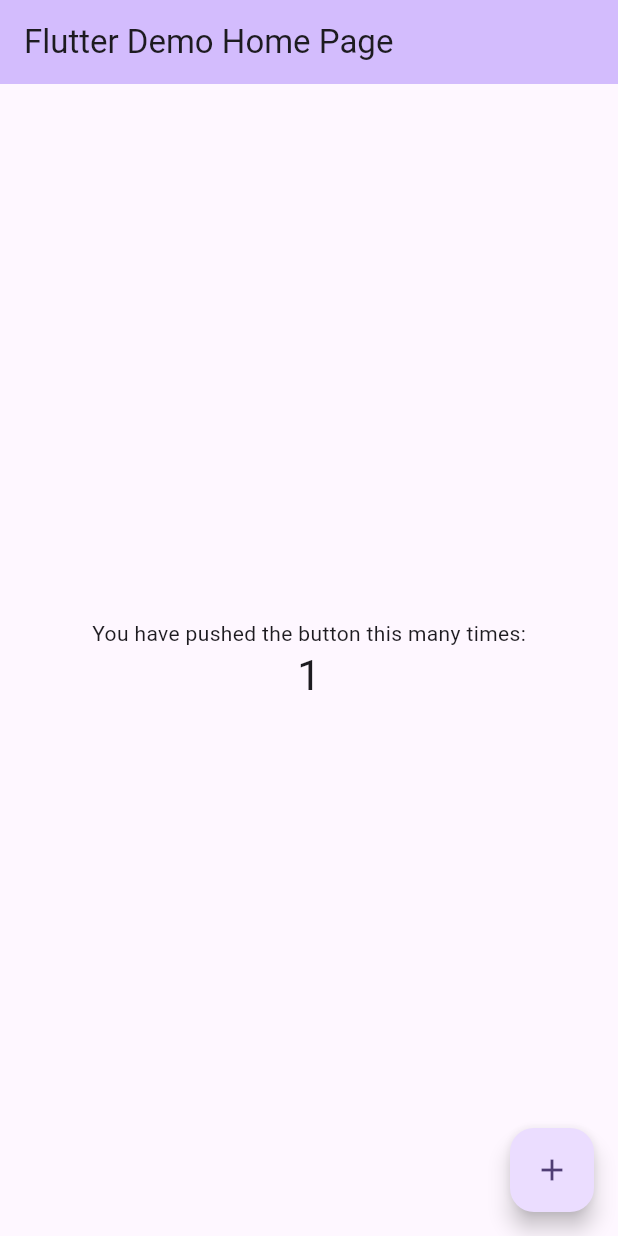
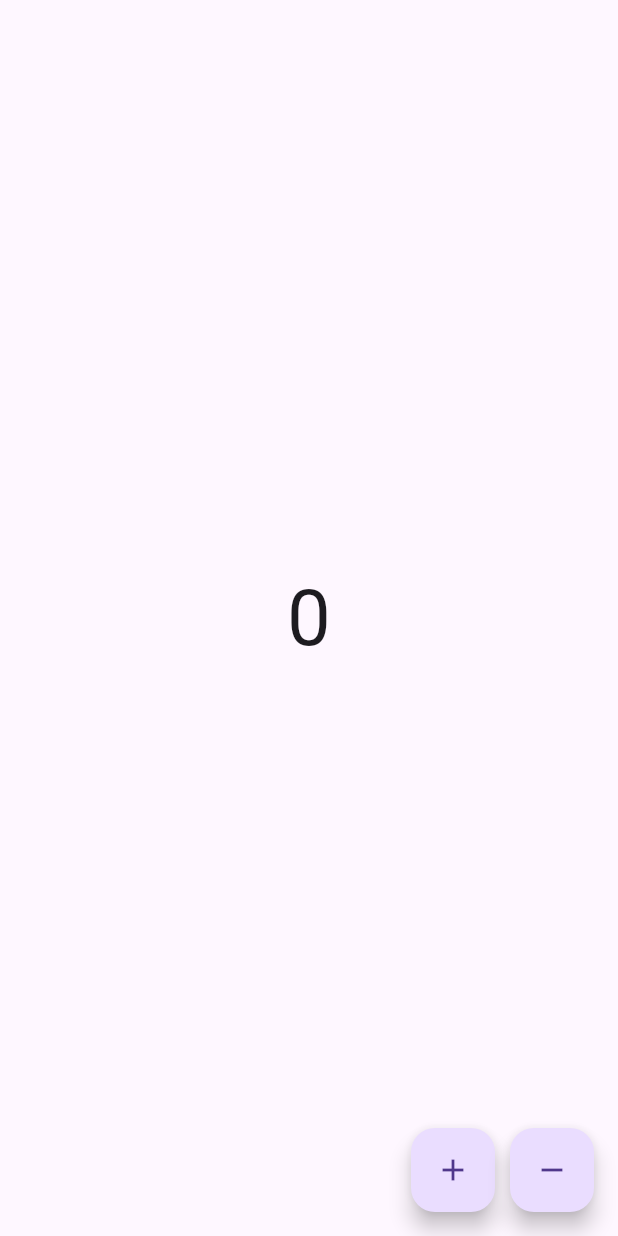
Before and after one commit to simonjv01/my_counter_cubit, a Flutter app: the screen it shows after launch, after a tap on the "add" icon, on a phone screen of 412 x 824 dp. Run offline on Flutter 3.47's test engine with Material 3 defaults, Android fonts, the phone set to English and light mode, and no system bars.

Commit message:
updates to files

```diff
--- a/analysis_options.yaml
+++ b/analysis_options.yaml
@@ -7,7 +7,7 @@
 
 # The following line activates a set of recommended lints for Flutter apps,
 # packages, and plugins designed to encourage good coding practices.
-include: package:flutter_lints/flutter.yaml
+#include: package:flutter_lints/flutter.yaml
 
 linter:
   # The lint rules applied to this project can be customized in the
--- a/lib/main.dart
+++ b/lib/main.dart
@@ -5,121 +5,49 @@ void main() {
 }
 
 class MyApp extends StatelessWidget {
-  const MyApp({super.key});
+  const MyApp({Key? key}) : super(key: key);
 
-  // This widget is the root of your application.
   @override
   Widget build(BuildContext context) {
     return MaterialApp(
-      title: 'Flutter Demo',
+      title: 'My Counter Cubit',
+      debugShowCheckedModeBanner: false,
       theme: ThemeData(
-        // This is the theme of your application.
-        //
-        // TRY THIS: Try running your application with "flutter run". You'll see
-        // the application has a purple toolbar. Then, without quitting the app,
-        // try changing the seedColor in the colorScheme below to Colors.green
-        // and then invoke "hot reload" (save your changes or press the "hot
-        // reload" button in a Flutter-supported IDE, or press "r" if you used
-        // the command line to start the app).
-        //
-        // Notice that the counter didn't reset back to zero; the application
-        // state is not lost during the reload. To reset the state, use hot
-        // restart instead.
-        //
-        // This works for code too, not just values: Most code changes can be
-        // tested with just a hot reload.
-        colorScheme: ColorScheme.fromSeed(seedColor: Colors.deepPurple),
-        useMaterial3: true,
+        primarySwatch: Colors.blue,
       ),
-      home: const MyHomePage(title: 'Flutter Demo Home Page'),
+      home: const MyHomePage(),
     );
   }
 }
 
-class MyHomePage extends StatefulWidget {
-  const MyHomePage({super.key, required this.title});
-
-  // This widget is the home page of your application. It is stateful, meaning
-  // that it has a State object (defined below) that contains fields that affect
-  // how it looks.
-
-  // This class is the configuration for the state. It holds the values (in this
-  // case the title) provided by the parent (in this case the App widget) and
-  // used by the build method of the State. Fields in a Widget subclass are
-  // always marked "final".
-
-  final String title;
-
-  @override
-  State<MyHomePage> createState() => _MyHomePageState();
-}
-
-class _MyHomePageState extends State<MyHomePage> {
-  int _counter = 0;
-
-  void _incrementCounter() {
-    setState(() {
-      // This call to setState tells the Flutter framework that something has
-      // changed in this State, which causes it to rerun the build method below
-      // so that the display can reflect the updated values. If we changed
-      // _counter without calling setState(), then the build method would not be
-      // called again, and so nothing would appear to happen.
-      _counter++;
-    });
-  }
+class MyHomePage extends StatelessWidget {
+  const MyHomePage({Key? key}) : super(key: key);
 
   @override
   Widget build(BuildContext context) {
-    // This method is rerun every time setState is called, for instance as done
-    // by the _incrementCounter method above.
-    //
-    // The Flutter framework has been optimized to make rerunning build methods
-    // fast, so that you can just rebuild anything that needs updating rather
-    // than having to individually change instances of widgets.
     return Scaffold(
-      appBar: AppBar(
-        // TRY THIS: Try changing the color here to a specific color (to
-        // Colors.amber, perhaps?) and trigger a hot reload to see the AppBar
-        // change color while the other colors stay the same.
-        backgroundColor: Theme.of(context).colorScheme.inversePrimary,
-        // Here we take the value from the MyHomePage object that was created by
-        // the App.build method, and use it to set our appbar title.
-        title: Text(widget.title),
-      ),
-      body: Center(
-        // Center is a layout widget. It takes a single child and positions it
-        // in the middle of the parent.
-        child: Column(
-          // Column is also a layout widget. It takes a list of children and
-          // arranges them vertically. By default, it sizes itself to fit its
-          // children horizontally, and tries to be as tall as its parent.
-          //
-          // Column has various properties to control how it sizes itself and
-          // how it positions its children. Here we use mainAxisAlignment to
-          // center the children vertically; the main axis here is the vertical
-          // axis because Columns are vertical (the cross axis would be
-          // horizontal).
-          //
-          // TRY THIS: Invoke "debug painting" (choose the "Toggle Debug Paint"
-          // action in the IDE, or press "p" in the console), to see the
-          // wireframe for each widget.
-          mainAxisAlignment: MainAxisAlignment.center,
-          children: <Widget>[
-            const Text(
-              'You have pushed the button this many times:',
-            ),
-            Text(
-              '$_counter',
-              style: Theme.of(context).textTheme.headlineMedium,
-            ),
-          ],
+      body: const Center(
+        child: Text(
+          '0',
+          style: TextStyle(fontSize: 52.0),
         ),
       ),
-      floatingActionButton: FloatingActionButton(
-        onPressed: _incrementCounter,
-        tooltip: 'Increment',
-        child: const Icon(Icons.add),
-      ), // This trailing comma makes auto-formatting nicer for build methods.
+      floatingActionButton: Row(
+        mainAxisAlignment: MainAxisAlignment.end,
+        children: [
+          FloatingActionButton(
+            onPressed: () {},
+            heroTag: 'increment',
+            child: const Icon(Icons.add),
+          ),
+          const SizedBox(width: 10.0),
+          FloatingActionButton(
+            onPressed: () {},
+            heroTag: 'decrement',
+            child: const Icon(Icons.remove),
+          ),
+        ],
+      ),
     );
   }
 }
--- a/pubspec.yaml
+++ b/pubspec.yaml
@@ -28,6 +28,8 @@ environment:
 # the latest version available on pub.dev. To see which dependencies have newer
 # versions available, run `flutter pub outdated`.
 dependencies:
+  equatable: ^2.0.3
+  flutter_bloc: ^8.1.3
   flutter:
     sdk: flutter
 
```
Also changed, not shown: pubspec.lock.
